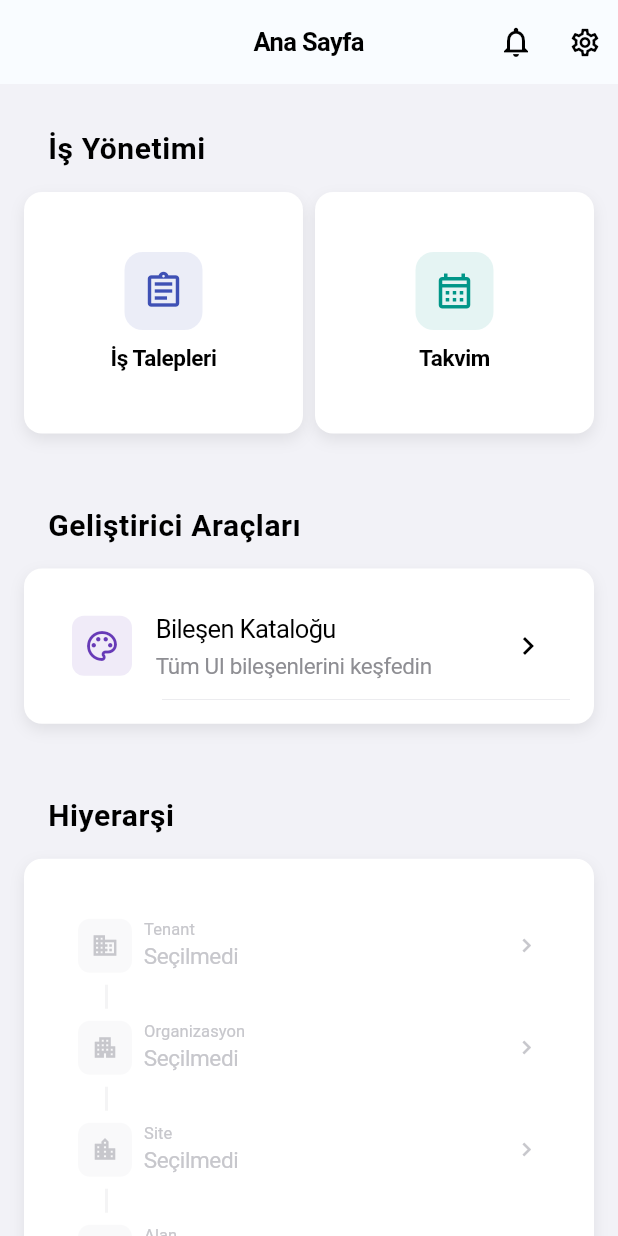
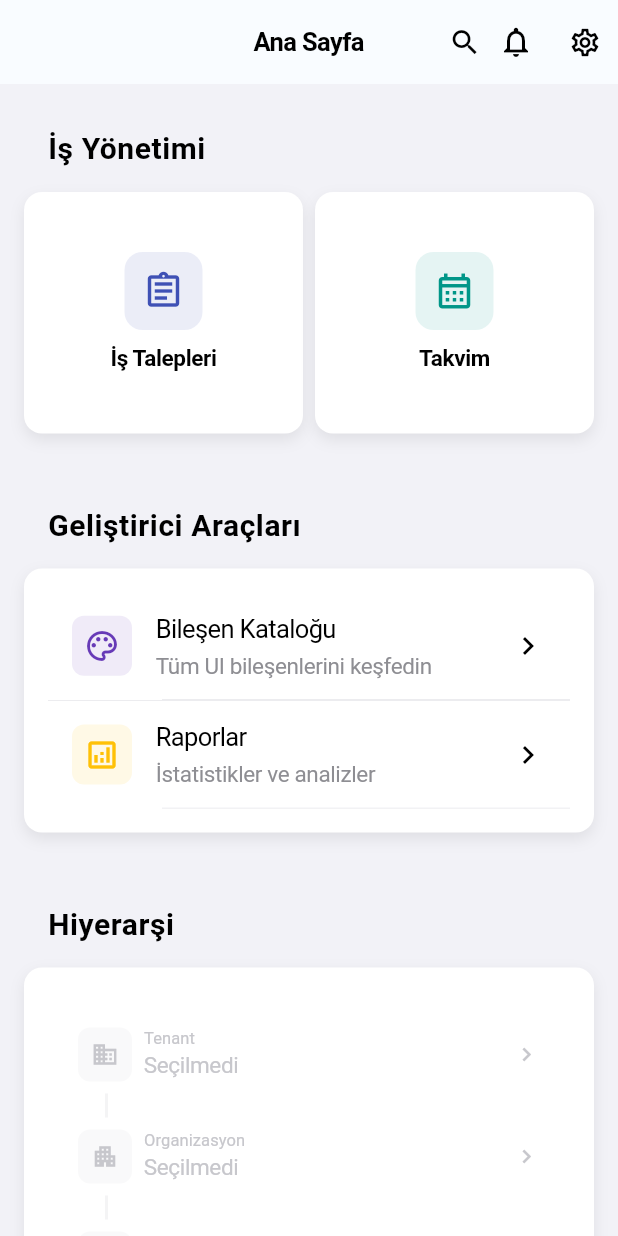
Before and after one commit to dayiozgur/ptb-mobile-core, a Flutter app: the HomeScreen screen opened by its route, scrolled down 1152 dp, on a phone screen of 412 x 824 dp. Run offline on Flutter 3.47's test engine with Material 3 defaults, Android fonts, the phone set to English and light mode, and no system bars; our stand-ins replace dio, equatable, fl_chart, flutter_dotenv, flutter_riverpod, flutter_secure_storage and 6 more; accounts and stored records are empty.

Commit message:
feat(example): integrate P1 screens into router and navigation
- Add routes for /search, /activity, /reports, /settings/language
- Add search button to home screen app bar
- Fix activity "Tümünü Gör" button navigation (was TODO)
- Add reports access in developer tools section
- Link settings language to dedicated language settings screen

```diff
--- a/example/lib/features/home/screens/home_screen.dart
+++ b/example/lib/features/home/screens/home_screen.dart
@@ -120,6 +120,10 @@ class _HomeScreenState extends State<HomeScreen> {
       title: tenant?.name ?? 'Ana Sayfa',
       showBackButton: false,
       actions: [
+        AppIconButton(
+          icon: Icons.search,
+          onPressed: () => context.push('/search'),
+        ),
         NotificationIconBadge(
           count: _unreadNotifications,
           onTap: () => context.push('/notifications'),
@@ -229,9 +233,7 @@ class _HomeScreenState extends State<HomeScreen> {
                 title: 'Son Aktiviteler',
                 action: _recentActivities.isNotEmpty
                     ? TextButton(
-                        onPressed: () {
-                          // TODO: Navigate to activity list
-                        },
+                        onPressed: () => context.push('/activity'),
                         child: const Text('Tümünü Gör'),
                       )
                     : null,
@@ -1018,6 +1020,21 @@ class _DevToolsCard extends StatelessWidget {
             trailing: const Icon(Icons.chevron_right),
             onTap: () => context.push('/showcase'),
           ),
+          Divider(height: 1, color: AppColors.separator(context)),
+          AppListTile(
+            leading: Container(
+              padding: const EdgeInsets.all(8),
+              decoration: BoxDecoration(
+                color: Colors.amber.withOpacity(0.1),
+                borderRadius: BorderRadius.circular(8),
+              ),
+              child: const Icon(Icons.analytics_outlined, color: Colors.amber),
+            ),
+            title: 'Raporlar',
+            subtitle: 'İstatistikler ve analizler',
+            trailing: const Icon(Icons.chevron_right),
+            onTap: () => context.push('/reports'),
+          ),
         ],
       ),
     );
--- a/example/lib/features/settings/screens/settings_screen.dart
+++ b/example/lib/features/settings/screens/settings_screen.dart
@@ -293,7 +293,7 @@ class _SettingsScreenState extends State<SettingsScreen> {
                     title: 'Dil',
                     subtitle: _getLanguageName(_selectedLanguage),
                     trailing: const Icon(Icons.chevron_right),
-                    onTap: () => _showLanguageSelector(),
+                    onTap: () => context.push('/settings/language'),
                   ),
                   Divider(height: 1, color: AppColors.separator(context)),
                   AppListTile(
```
Also changed, not shown: example/lib/config/router.dart (+40 -0 lines).
